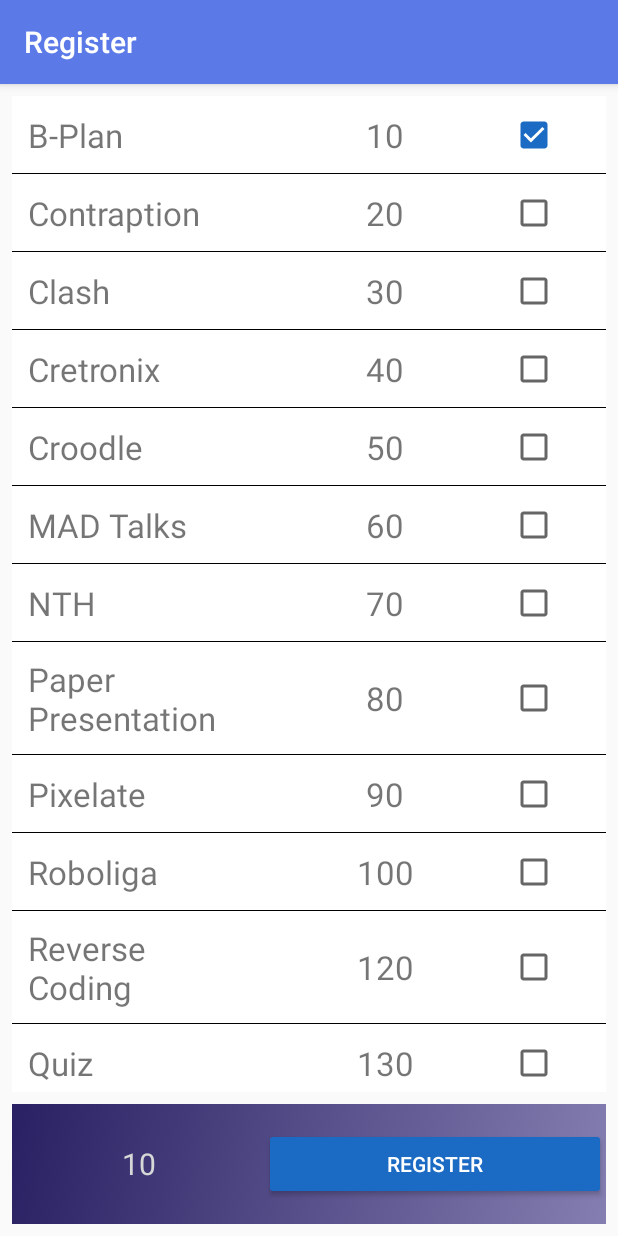
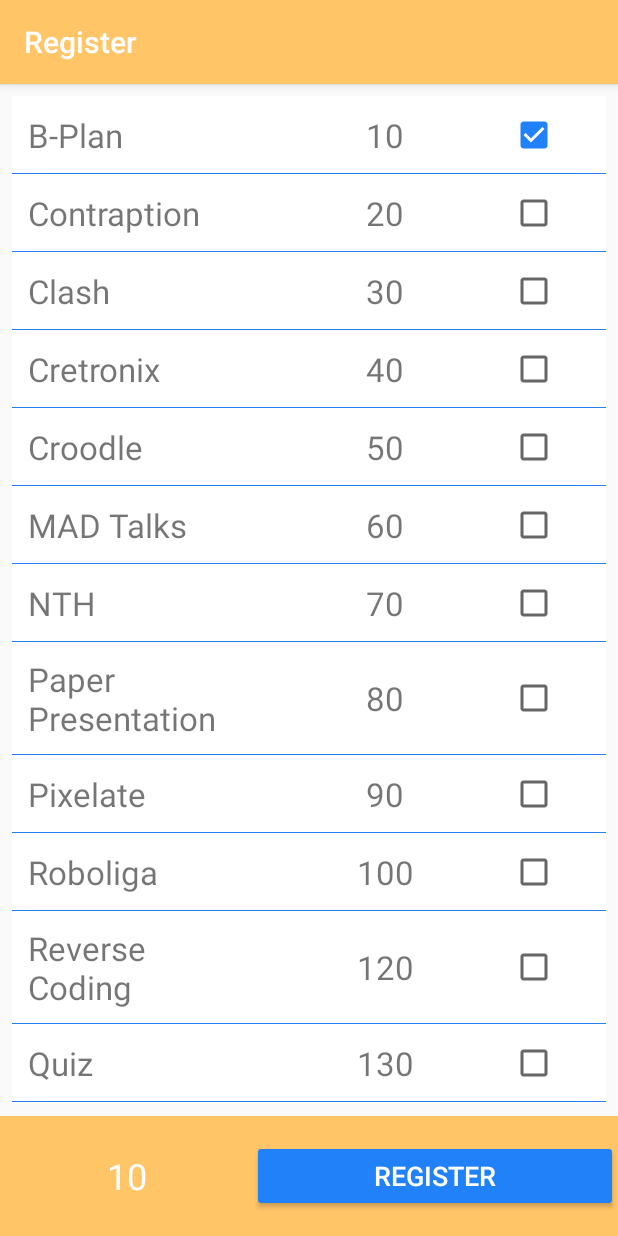
Before and after one commit to aniket2098/CREDENZ-18, an Android app: the Register screen opened directly, with no data from a screen before it, after a tap on an icon or button, on a phone screen of 412 x 824 dp. Run offline under Robolectric (Android 15) with nearby library versions, the phone set to English and light mode, and no system bars.

Commit message:
app complete, adding extra features

```diff
--- a/app/build.gradle
+++ b/app/build.gradle
@@ -28,4 +28,5 @@ dependencies {
     testImplementation 'junit:junit:4.12'
     androidTestImplementation 'androidx.test:runner:1.1.0-alpha3'
     androidTestImplementation 'androidx.test.espresso:espresso-core:3.1.0-alpha3'
+    implementation 'com.android.support.constraint:constraint-layout:1.1.2'
 }
--- a/app/src/main/AndroidManifest.xml
+++ b/app/src/main/AndroidManifest.xml
@@ -22,7 +22,7 @@
         <activity
             android:name=".Register"
             android:label="@string/title_activity_register"
-            android:theme="@style/AppTheme.NoActionBar" />
+            android:theme="@style/AppTheme" />
         <activity
             android:name=".Prev"
             android:label="@string/title_activity_prev"
@@ -30,7 +30,7 @@
         <activity
             android:name=".QRCode"
             android:label="@string/title_activity_qrcode"
-            android:theme="@style/AppTheme.NoActionBar"></activity>
+            android:theme="@style/AppTheme"></activity>
     </application>
 
 </manifest>
--- a/app/src/main/java/com/example/admin/credenz18/Register.java
+++ b/app/src/main/java/com/example/admin/credenz18/Register.java
@@ -28,11 +28,11 @@ public class Register extends AppCompatActivity{
     TextView textView;
     int total;
     View view;
+
     @Override
     protected void onCreate(Bundle savedInstanceState) {
         super.onCreate(savedInstanceState);
         setContentView(R.layout.activity_register);
-        Toolbar toolbar = findViewById(R.id.toolbar);
          class RegisterAdapter extends
                 RecyclerView.Adapter<RegisterAdapter.ViewHolder> {
 
@@ -45,10 +45,12 @@ public class Register extends AppCompatActivity{
                 public ViewHolder(View itemView) {
                     super(itemView);
                     event = (TextView) itemView.findViewById(R.id.event);
-                    price=itemView.findViewById(R.id.price);
+                    price = itemView.findViewById(R.id.price);
                     box = (CheckBox) itemView.findViewById(R.id.checkbox);
                 }
-            }
+             }
+
+
             @Override
             public RegisterAdapter.ViewHolder onCreateViewHolder(ViewGroup parent, int viewType) {
                 Context context = parent.getContext();
@@ -109,7 +111,6 @@ public class Register extends AppCompatActivity{
         RegisterAdapter adapter;
 
         textView = findViewById(R.id.total);
-        setSupportActionBar(toolbar);
         view = this.findViewById(android.R.id.content);
         final RecyclerView rvContacts = findViewById(R.id.rv);
         events = Event.createContactsList();
@@ -127,4 +128,10 @@ public class Register extends AppCompatActivity{
             }
         });
     }
+
+    @Override
+    public void onBackPressed() {
+
+    }
+
 }
--- a/app/src/main/res/drawable/rectangle.xml
+++ b/app/src/main/res/drawable/rectangle.xml
@@ -2,7 +2,7 @@
 <layer-list xmlns:android="http://schemas.android.com/apk/res/android">
     <item>
         <shape android:shape="rectangle" >
-            <solid android:color="#000"/>
+            <solid android:color="#FF2081F9"/>
         </shape>
     </item>
     <item android:bottom="1dp">
--- a/app/src/main/res/layout/activity_register.xml
+++ b/app/src/main/res/layout/activity_register.xml
@@ -6,20 +6,6 @@
     android:layout_height="match_parent"
     tools:context=".Register">
 
-    <com.google.android.material.appbar.AppBarLayout
-        android:layout_width="match_parent"
-        android:layout_height="wrap_content"
-        android:theme="@style/AppTheme.AppBarOverlay">
-
-        <androidx.appcompat.widget.Toolbar
-            android:id="@+id/toolbar"
-            android:layout_width="match_parent"
-            android:layout_height="?attr/actionBarSize"
-            android:background="?attr/colorPrimary"
-            app:popupTheme="@style/AppTheme.PopupOverlay" />
-
-    </com.google.android.material.appbar.AppBarLayout>
-
     <include layout="@layout/content_register" />
 
 </androidx.coordinatorlayout.widget.CoordinatorLayout>
--- a/app/src/main/res/layout/content_register.xml
+++ b/app/src/main/res/layout/content_register.xml
@@ -12,16 +12,11 @@
         android:id="@+id/linearLayout"
         android:layout_width="match_parent"
         android:layout_height="80dp"
-        android:layout_marginStart="8dp"
-        android:layout_marginEnd="8dp"
-        android:layout_marginBottom="8dp"
-        android:background="@drawable/gradient"
+        android:background="@color/colorPrimary"
         android:gravity="center"
         android:textSize="24sp"
         app:layout_constraintBottom_toBottomOf="parent"
-        app:layout_constraintEnd_toEndOf="parent"
-        app:layout_constraintHorizontal_bias="0.0"
-        app:layout_constraintStart_toStartOf="parent">
+        tools:layout_editor_absoluteX="8dp">
 
         <TextView
             android:id="@+id/total"
@@ -32,8 +27,9 @@
             android:layout_marginEnd="8dp"
             android:layout_marginBottom="8dp"
             android:gravity="center"
-            android:textColor="?attr/colorButtonNormal"
-            android:textSize="20sp"
+            android:text="0"
+            android:textColor="@color/white"
+            android:textSize="24sp"
             app:layout_constraintBottom_toBottomOf="parent"
             app:layout_constraintEnd_toEndOf="parent"
             app:layout_constraintHorizontal_bias="0.0"
@@ -45,7 +41,8 @@
             android:layout_width="30dp"
             android:layout_height="wrap_content"
             android:layout_weight="1"
-            android:text="Register" />
+            android:text="Register"
+            android:textSize="18sp" />
     </LinearLayout>
 
     <androidx.recyclerview.widget.RecyclerView
--- a/app/src/main/res/values/colors.xml
+++ b/app/src/main/res/values/colors.xml
@@ -1,10 +1,10 @@
 <?xml version="1.0" encoding="utf-8"?>
 <resources>
-    <color name="colorPrimary">#5b7ae8</color>
-    <color name="colorPrimaryDark">#00574B</color>
-    <color name="colorAccent">#1b6ac4</color>
+    <color name="colorPrimary">#ffc566</color>
+    <color name="colorPrimaryDark">#ffb640</color>
+    <color name="colorAccent">#2081f9</color>
     <color name="black">#000000</color>
     <color name="white">#ffffff</color>
     <color name="blueShade">#7A86AD</color>
-
+    <color name="blue">#2081f9</color>
 </resources>
```
Also changed, not shown: app/src/main/java/com/example/admin/credenz18/MainActivity.java (+29 -22 lines), app/src/main/java/com/example/admin/credenz18/QRCode.java (+17 -2 lines), app/src/main/res/layout/activity_qrcode.xml (+0 -14 lines), app/src/main/res/layout/app_bar_main.xml (+0 -14 lines), app/src/main/res/layout/content_main.xml (+25 -4 lines), app/src/main/res/layout/content_qrcode.xml (+15 -0 lines), app/src/main/res/layout/nav_header_main.xml (+8 -4 lines), app/src/main/res/layout/previous_rv.xml (deleted, +0 -25 lines), app/src/main/res/layout/receipt_rv.xml (added, +80 -0 lines), app/src/main/res/drawable/credenzlogo.png (added), app/src/main/res/drawable/receipt.png (added).
